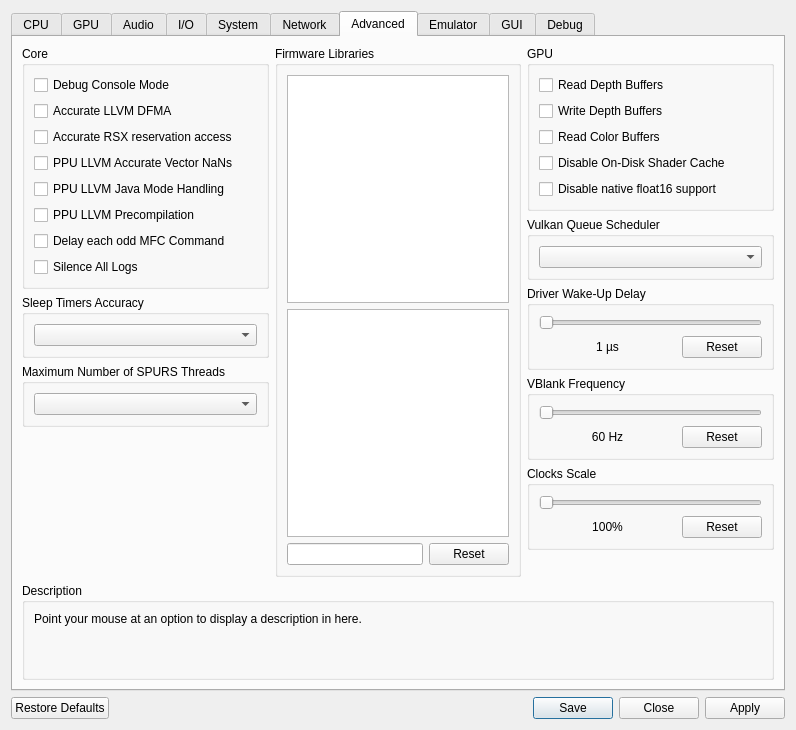
This is rpcs3/rpcs3qt/settings_dialog.ui in RPCS3/rpcs3 as Qt 5 draws it before an edit. The edited form follows.
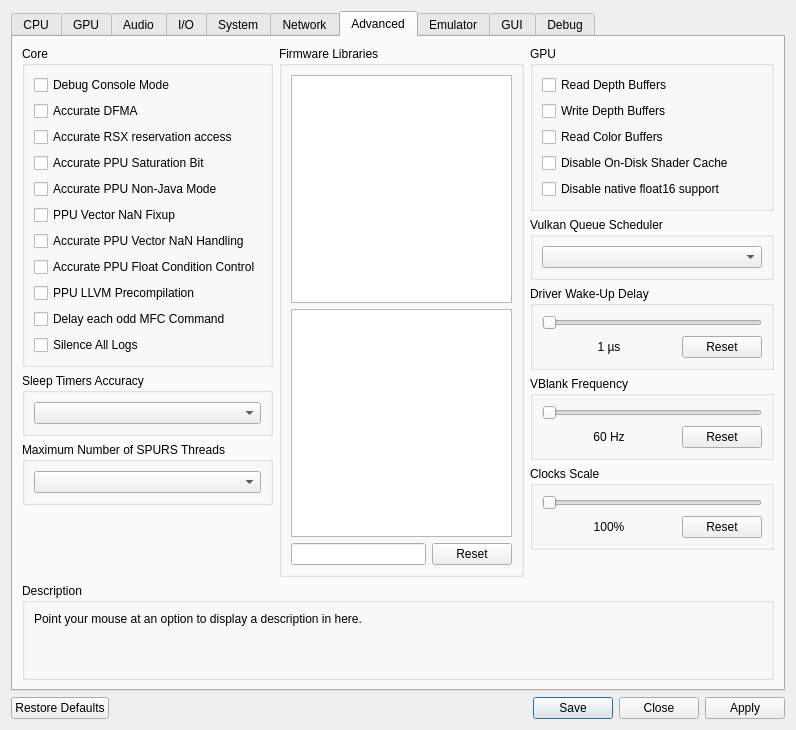
This is the edited form. The open tabs and pages were chosen to show the change. Icons and pictures are not drawn.

The edit to the form file:
```diff
--- a/rpcs3/rpcs3qt/settings_dialog.ui
+++ b/rpcs3/rpcs3qt/settings_dialog.ui
@@ -2052,7 +2052,7 @@
               <item>
                <widget class="QCheckBox" name="accurateLLVMdfma">
                 <property name="text">
-                 <string>Accurate LLVM DFMA</string>
+                 <string>Accurate DFMA</string>
                 </property>
                </widget>
               </item>
@@ -2066,14 +2066,35 @@
               <item>
                <widget class="QCheckBox" name="AccurateVectorNaN">
                 <property name="text">
-                 <string>PPU LLVM Accurate Vector NaNs</string>
+                 <string>Accurate PPU Saturation Bit</string>
                 </property>
                </widget>
               </item>
               <item>
                <widget class="QCheckBox" name="ppuLlvmJavaModeHandling">
                 <property name="text">
-                 <string>PPU LLVM Java Mode Handling</string>
+                 <string>Accurate PPU Non-Java Mode</string>
+                </property>
+               </widget>
+              </item>
+              <item>
+               <widget class="QCheckBox" name="fixupPPUVNAN">
+                <property name="text">
+                 <string>PPU Vector NaN Fixup</string>
+                </property>
+               </widget>
+              </item>
+              <item>
+               <widget class="QCheckBox" name="accuratePPUVNAN">
+                <property name="text">
+                 <string>Accurate PPU Vector NaN Handling</string>
+                </property>
+               </widget>
+              </item>
+              <item>
+               <widget class="QCheckBox" name="accuratePPUFPCC">
+                <property name="text">
+                 <string>Accurate PPU Float Condition Control</string>
                 </property>
                </widget>
               </item>
```
Left out of the diff: 22 changed lines with no effect on the pictures.
